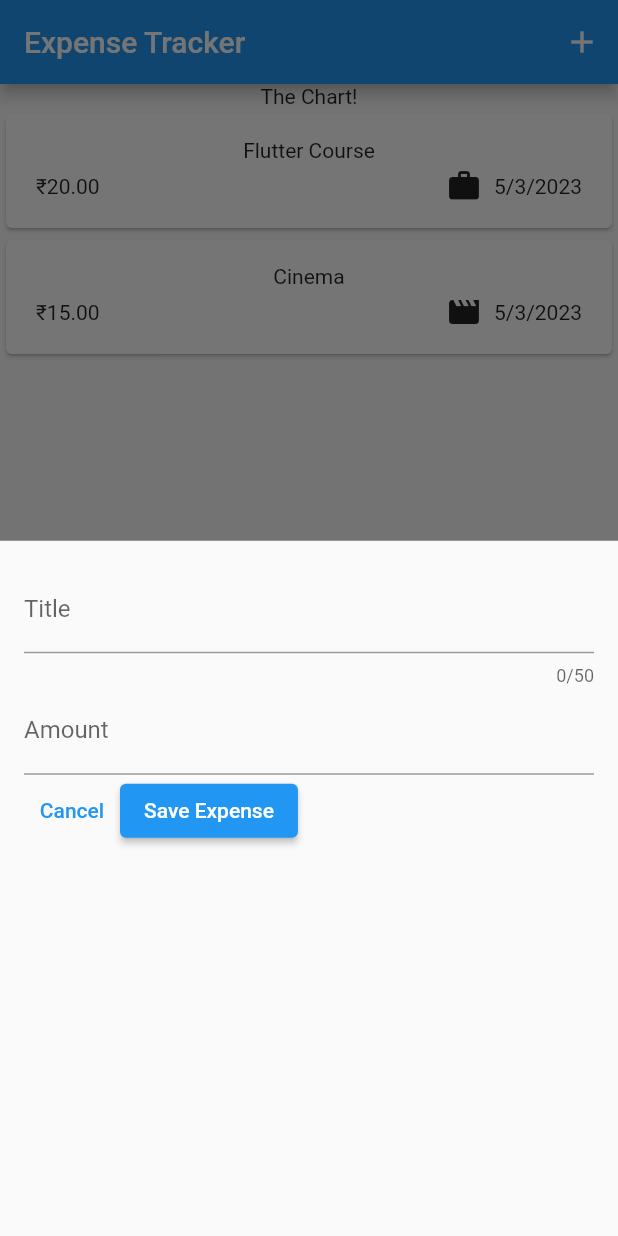
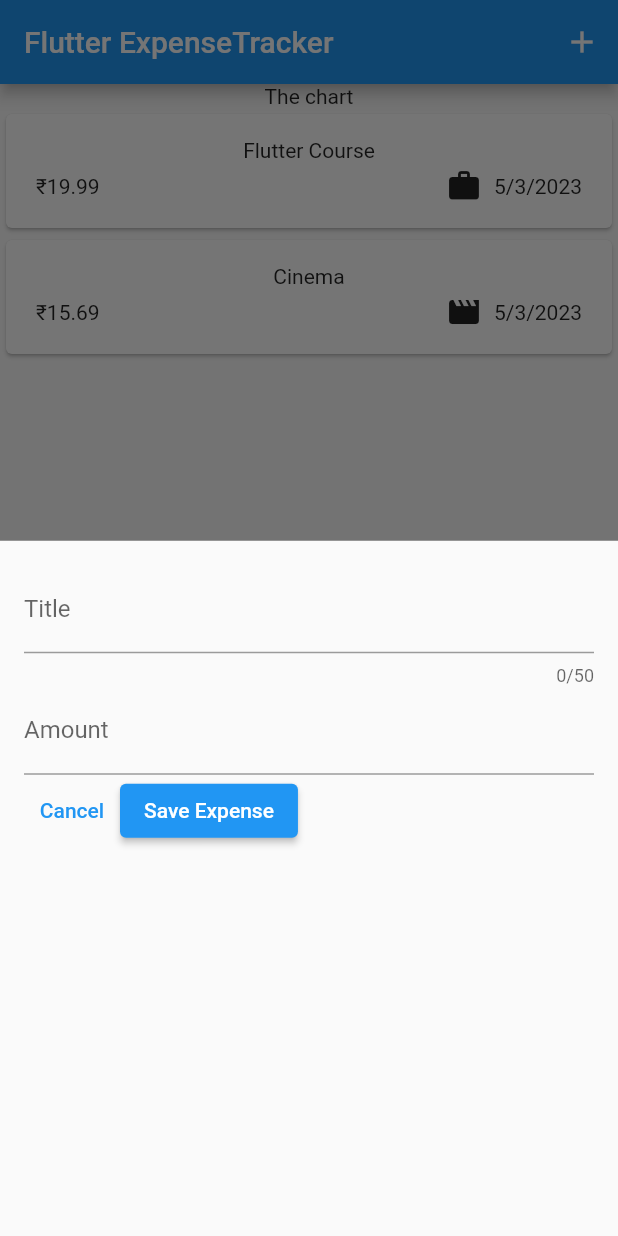
Before and after one commit to darkCoder001/Tracker, a Flutter app: the screen it shows after launch, after a tap on the "add" icon, on a phone screen of 412 x 824 dp. Run offline on Flutter 3.47's test engine with Material 2 defaults, Android fonts, the phone set to English and light mode, and no system bars.

Commit message:
A bug fixed

```diff
--- a/lib/main.dart
+++ b/lib/main.dart
@@ -4,7 +4,7 @@ import './widgets/expenses.dart';
 void main() {
   runApp(
     MaterialApp(
-      home: Expenses(),
+      home: const Expenses(),
     )
   );
 }
--- a/lib/widgets/expenses.dart
+++ b/lib/widgets/expenses.dart
@@ -1,41 +1,59 @@
-import 'package:flutter/src/widgets/framework.dart';
-import 'package:flutter/src/widgets/placeholder.dart';
+import '/widgets/new_expense.dart';
 import 'package:flutter/material.dart';
-import 'package:tracker/widgets/new_expense.dart';
-import './expenses_list/expenses_list.dart';
-import './expenses.dart';
+
+import '/widgets/expenses_list/expenses_list.dart';
 import '../models/expense.dart';
-
 
 class Expenses extends StatefulWidget {
   const Expenses({super.key});
 
   @override
-  State<Expenses> createState() => _ExpensesState();
+  State<Expenses> createState() {
+    return _ExpensesState();
+  }
 }
 
 class _ExpensesState extends State<Expenses> {
-  final List<Expense> registeredExpenses=[
-    Expense(title: 'Flutter Course', amount:20, date: DateTime.now(), category: Category.work),
-    Expense(title: 'Cinema', amount:15, date: DateTime.now(), category: Category.lesiure)
+  final List<Expense> _registeredExpenses = [
+    Expense(
+      title: 'Flutter Course',
+      amount: 19.99,
+      date: DateTime.now(),
+      category: Category.work,
+    ),
+    Expense(
+      title: 'Cinema',
+      amount: 15.69,
+      date: DateTime.now(),
+      category: Category.lesiure,
+    ),
   ];
 
-  void _openAddExpenseOverlay(){
-    showModalBottomSheet(context: context, builder: (ctx) => const NewExpense());
+  void _openAddExpenseOverlay() {
+    showModalBottomSheet(
+      context: context,
+      builder: (ctx) => const NewExpense(),
+    );
   }
 
   @override
   Widget build(BuildContext context) {
     return Scaffold(
       appBar: AppBar(
-        title: const Text("Expense Tracker"),
+        title: const Text('Flutter ExpenseTracker'),
         actions: [
-        IconButton(onPressed: _openAddExpenseOverlay, icon: Icon(Icons.add))
-      ]),
+          IconButton(
+            onPressed: _openAddExpenseOverlay,
+            icon: const Icon(Icons.add),
+          ),
+        ],
+      ),
       body: Column(
         children: [
-          const Text("The Chart!"),
-          Expanded(child: ExpensesList(expenses: registeredExpenses))
+          const Text('The chart'),
+          Expanded(
+            child: ExpensesList(expenses: _registeredExpenses),
+          ),
         ],
       ),
     );
--- a/lib/widgets/expenses_list/expenses_list.dart
+++ b/lib/widgets/expenses_list/expenses_list.dart
@@ -11,12 +11,9 @@ class ExpensesList extends StatelessWidget {
 
   @override
   Widget build(BuildContext context) {
-    return Expanded(
-      child: ListView.builder(
-        shrinkWrap: true,
+    return ListView.builder(
         itemCount: expenses.length,
         itemBuilder: (ctx, index) => ExpenseItem(expenses[index]),
-        ),
     );
   }
 }
--- a/lib/widgets/new_expense.dart
+++ b/lib/widgets/new_expense.dart
@@ -1,12 +1,12 @@
 import 'package:flutter/material.dart';
-import 'package:flutter/src/widgets/framework.dart';
-import 'package:flutter/src/widgets/placeholder.dart';
 
 class NewExpense extends StatefulWidget {
   const NewExpense({super.key});
 
   @override
-  State<NewExpense> createState() => _NewExpenseState();
+  State<NewExpense> createState() {
+    return _NewExpenseState();
+  }
 }
 
 class _NewExpenseState extends State<NewExpense> {
@@ -14,7 +14,7 @@ class _NewExpenseState extends State<NewExpense> {
   final _amountController = TextEditingController();
 
   @override
-  void dispose(){
+  void dispose() {
     _titleController.dispose();
     _amountController.dispose();
     super.dispose();
@@ -23,38 +23,39 @@ class _NewExpenseState extends State<NewExpense> {
   @override
   Widget build(BuildContext context) {
     return Padding(
-      padding: EdgeInsets.all(16),
+      padding: const EdgeInsets.all(16),
       child: Column(
         children: [
-          Flexible(
-            child: TextField(
+          TextField(
             controller: _titleController,
             maxLength: 50,
-              decoration: InputDecoration(
-                label: Text("Title"),
+            decoration: const InputDecoration(
+              label: Text('Title'),
             ),
+          ),
+          TextField(
+            controller: _amountController,
+            keyboardType: TextInputType.number,
+            decoration: const InputDecoration(
+              prefixText: '\$ ',
+              label: Text('Amount'),
             ),
           ),
           Row(
             children: [
-              Flexible(
-                child: TextField(
-                  controller: _amountController,
-                  keyboardType: TextInputType.number,
-                  decoration: InputDecoration(
-                    prefixText: "₹ ",
-                    label: Text("Amount")
+              TextButton(
+                onPressed: () {},
+                child: const Text('Cancel'),
               ),
+              ElevatedButton(
+                onPressed: () {
+                  print(_titleController.text);
+                  print(_amountController.text);
+                },
+                child: const Text('Save Expense'),
               ),
-              )
             ],
           ),
-          Row(
-            children: [
-              TextButton(onPressed: () {}, child: Text("Cancel")),
-              ElevatedButton(onPressed: () {}, child: Text("Save Expense"))
-            ],
-          )
         ],
       ),
     );
```
Lines whose indentation alone changed are shown as unchanged.
